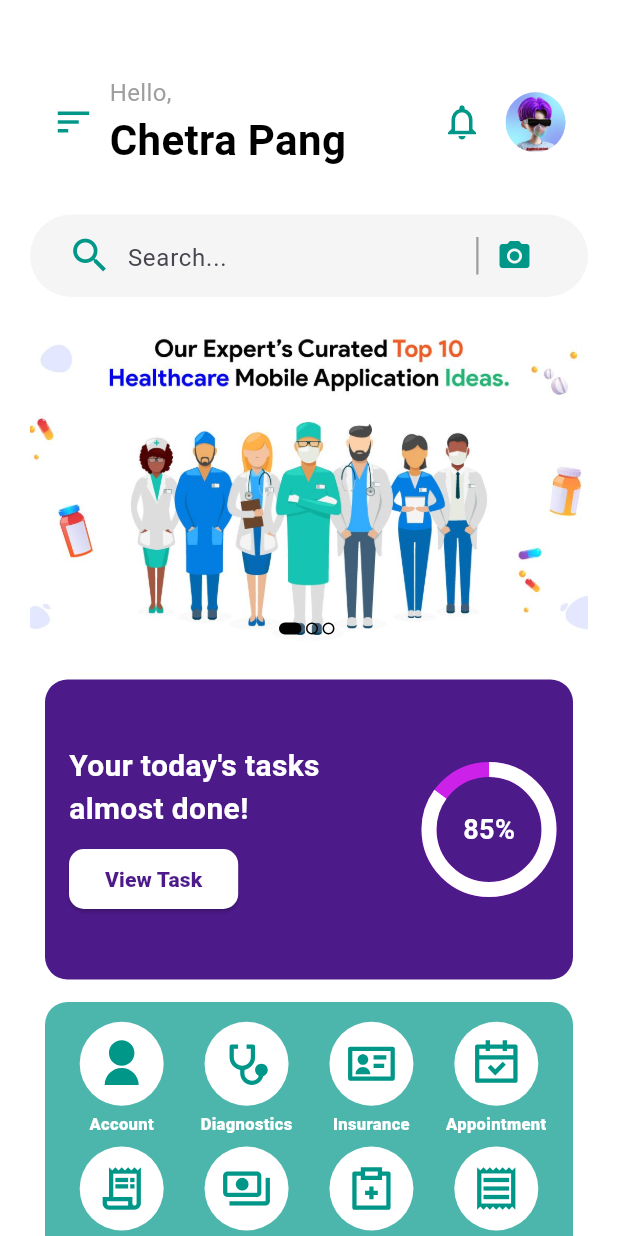
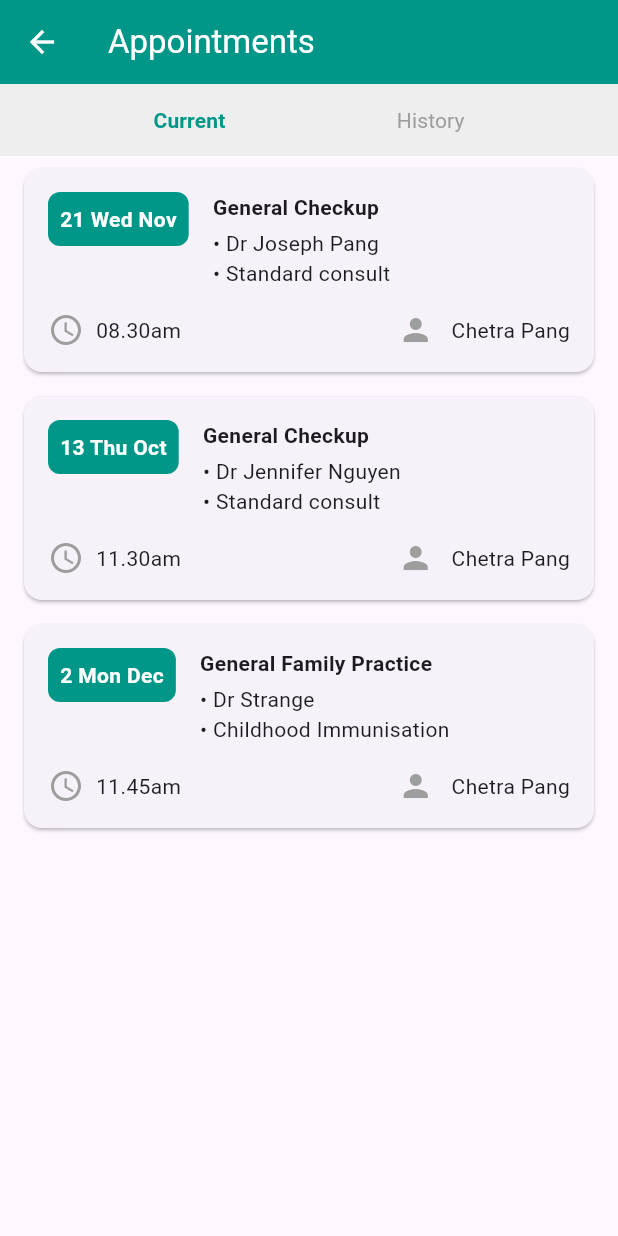
Before and after one commit to HongEngVathana/Hoapital, a Flutter app: the HomeScreen screen opened directly, after a tap on "Appointment", on a phone screen of 412 x 824 dp. Run offline on Flutter 3.47's test engine with Material 3 defaults, Android fonts, the light colour scheme and no system bars; drawn by our look-alikes of carousel_slider; our stand-ins replace image_picker, lottie, persistent_bottom_nav_bar, remixicon; network calls fail.

Commit message:
updated on Account , Insurance, Appointment

```diff
--- /dev/null
+++ b/lib/features/auth/views/appointment_screen.dart
@@ -0,0 +1,244 @@
+import 'package:flutter/material.dart';
+
+
+
+class AppointmentsScreen extends StatefulWidget {
+  @override
+  _AppointmentsScreenState createState() => _AppointmentsScreenState();
+}
+
+class _AppointmentsScreenState extends State<AppointmentsScreen> {
+  // To manage the selected tab: "Current" or "History"
+  bool isCurrentTab = true;
+
+  @override
+  Widget build(BuildContext context) {
+    return Scaffold(
+      appBar: AppBar(
+        title: Text(
+          "Appointments",
+          style: TextStyle(color: Colors.white),
+        ),
+        leading: IconButton(
+          icon: const Icon(Icons.arrow_back, color: Colors.white),
+          onPressed: () => Navigator.pop(context),
+        ),
+        backgroundColor: Colors.teal,
+      ),
+      body: Column(
+        children: [
+          // Tab Section
+          Container(
+            color: Colors.grey[200],
+            child: Row(
+              mainAxisAlignment: MainAxisAlignment.spaceEvenly,
+              children: [
+                TabButton(
+                  label: "Current",
+                  isActive: isCurrentTab,
+                  onTap: () {
+                    setState(() {
+                      isCurrentTab = true;
+                    });
+                  },
+                ),
+                TabButton(
+                  label: "History",
+                  isActive: !isCurrentTab,
+                  onTap: () {
+                    setState(() {
+                      isCurrentTab = false;
+                    });
+                  },
+                ),
+              ],
+            ),
+          ),
+          // Appointment List Section
+          Expanded(
+            child: ListView(
+              children: isCurrentTab
+                  ? currentAppointments.map((appointment) {
+                      return AppointmentCard(
+                        date: appointment['date']!,
+                        practice: appointment['practice']!,
+                        doctor: appointment['doctor']!,
+                        type: appointment['type']!,
+                        time: appointment['time']!,
+                        patient: appointment['patient']!,
+                      );
+                    }).toList()
+                  : historyAppointments.map((appointment) {
+                      return AppointmentCard(
+                        date: appointment['date']!,
+                        practice: appointment['practice']!,
+                        doctor: appointment['doctor']!,
+                        type: appointment['type']!,
+                        time: appointment['time']!,
+                        patient: appointment['patient']!,
+                      );
+                    }).toList(),
+            ),
+          ),
+        ],
+      ),
+    );
+  }
+}
+
+// Tab Button Widget
+class TabButton extends StatelessWidget {
+  final String label;
+  final bool isActive;
+  final VoidCallback onTap;
+
+  TabButton({
+    required this.label,
+    required this.isActive,
+    required this.onTap,
+  });
+
+  @override
+  Widget build(BuildContext context) {
+    return TextButton(
+      onPressed: onTap,
+      child: Text(
+        label,
+        style: TextStyle(
+          color: isActive ? Colors.teal : Colors.grey,
+          fontWeight: isActive ? FontWeight.bold : FontWeight.normal,
+        ),
+      ),
+    );
+  }
+}
+
+// Appointment Card Widget
+class AppointmentCard extends StatelessWidget {
+  final String date;
+  final String practice;
+  final String doctor;
+  final String type;
+  final String time;
+  final String patient;
+
+  AppointmentCard({
+    required this.date,
+    required this.practice,
+    required this.doctor,
+    required this.type,
+    required this.time,
+    required this.patient,
+  });
+
+  @override
+  Widget build(BuildContext context) {
+    return Card(
+      margin: EdgeInsets.symmetric(vertical: 8, horizontal: 16),
+      child: Padding(
+        padding: EdgeInsets.all(16),
+        child: Column(
+          crossAxisAlignment: CrossAxisAlignment.start,
+          children: [
+            Row(
+              crossAxisAlignment: CrossAxisAlignment.start,
+              children: [
+                Container(
+                  padding: EdgeInsets.all(8),
+                  decoration: BoxDecoration(
+                    color: Colors.teal,
+                    borderRadius: BorderRadius.circular(8),
+                  ),
+                  child: Text(
+                    date,
+                    style: TextStyle(
+                      color: Colors.white,
+                      fontWeight: FontWeight.bold,
+                    ),
+                  ),
+                ),
+                SizedBox(width: 16),
+                Expanded(
+                  child: Column(
+                    crossAxisAlignment: CrossAxisAlignment.start,
+                    children: [
+                      Text(
+                        practice,
+                        style: TextStyle(
+                          fontWeight: FontWeight.bold,
+                        ),
+                      ),
+                      SizedBox(height: 4),
+                      Text("• $doctor"),
+                      Text("• $type"),
+                    ],
+                  ),
+                ),
+              ],
+            ),
+            SizedBox(height: 16),
+            Row(
+              children: [
+                Icon(Icons.access_time, color: Colors.grey),
+                SizedBox(width: 8),
+                Text(time),
+                Spacer(),
+                Icon(Icons.person, color: Colors.grey),
+                SizedBox(width: 8),
+                Text(" $patient"),
+              ],
+            ),
+          ],
+        ),
+      ),
+    );
+  }
+}
+
+// Mock Data for Current Appointments
+final List<Map<String, String>> currentAppointments = [
+  {
+    "date": "21 Wed Nov",
+    "practice": "General Checkup",
+    "doctor": "Dr Joseph Pang",
+    "type": "Standard consult",
+    "time": "08.30am",
+    "patient": "Chetra Pang",
+  },
+  {
+    "date": "13 Thu Oct",
+    "practice": "General Checkup",
+    "doctor": "Dr Jennifer Nguyen",
+    "type": "Standard consult",
+    "time": "11.30am",
+    "patient": "Chetra Pang",
+  },
+  {
+    "date": "2 Mon Dec",
+    "practice": "General Family Practice",
+    "doctor": "Dr Strange",
+    "type": "Childhood Immunisation",
+    "time": "11.45am",
+    "patient": "Chetra Pang",
+  },
+];
+
+// Mock Data for History Appointments
+final List<Map<String, String>> historyAppointments = [
+  {
+    "date": "15 Tue Nov",
+    "practice": "City Health Clinic",
+    "doctor": "Dr Alice Smith",
+    "type": "General Checkup",
+    "time": "10.00am",
+    "patient": "Jamie Williams",
+  },
+  {
+    "date": "12 Sat Nov",
+    "practice": "General Family Practice",
+    "doctor": "Dr John Doe",
+    "type": "Dental Cleaning",
+    "time": "2.30pm",
+    "patient": "Chetra Pang",
+  },
+];
--- a/lib/features/auth/views/editProfile_screen.dart
+++ b/lib/features/auth/views/editProfile_screen.dart
@@ -1,4 +1,5 @@
 import 'package:flutter/material.dart';
+import 'package:hospital/features/auth/views/home_screen.dart';
 import 'package:hospital/pages/profile_page.dart';
 import 'package:hospital/pages/todolist_page.dart';
 
@@ -378,7 +379,7 @@ class _MeasurementsScreenState extends State<MeasurementsScreen> {
                       Navigator.push(
                         context,
                         MaterialPageRoute(
-                          builder: (context) => const TodolistPage(),
+                          builder: (context) => const HomeScreen(),
                         ),
                       );
                     },
@@ -390,7 +391,7 @@ class _MeasurementsScreenState extends State<MeasurementsScreen> {
                       padding: const EdgeInsets.symmetric(vertical: 16.0),
                     ),
                     child: const Text(
-                      "Next",
+                      "Submit",
                       style: TextStyle(color: Colors.white, fontSize: 16),
                     ),
                   ),
--- a/lib/features/auth/views/insurance_screen.dart
+++ b/lib/features/auth/views/insurance_screen.dart
@@ -1,6 +1,7 @@
 import 'dart:io';
 
 import 'package:flutter/material.dart';
+import 'package:hospital/features/auth/views/home_screen.dart';
 import 'package:hospital/pages/todolist_page.dart';
 import 'package:image_picker/image_picker.dart';
 
@@ -499,7 +500,7 @@ class _SubscriberInfoState extends State<SubscriberInfo> {
                       Navigator.push(
                           context,
                           MaterialPageRoute(
-                              builder: (context) => const TodolistPage()));
+                              builder: (context) => const HomeScreen()));
                     },
                     style: ElevatedButton.styleFrom(
                       backgroundColor: Colors.teal,
```
Also changed, not shown: lib/features/auth/views/home_screen.dart (+106 -7 lines).
